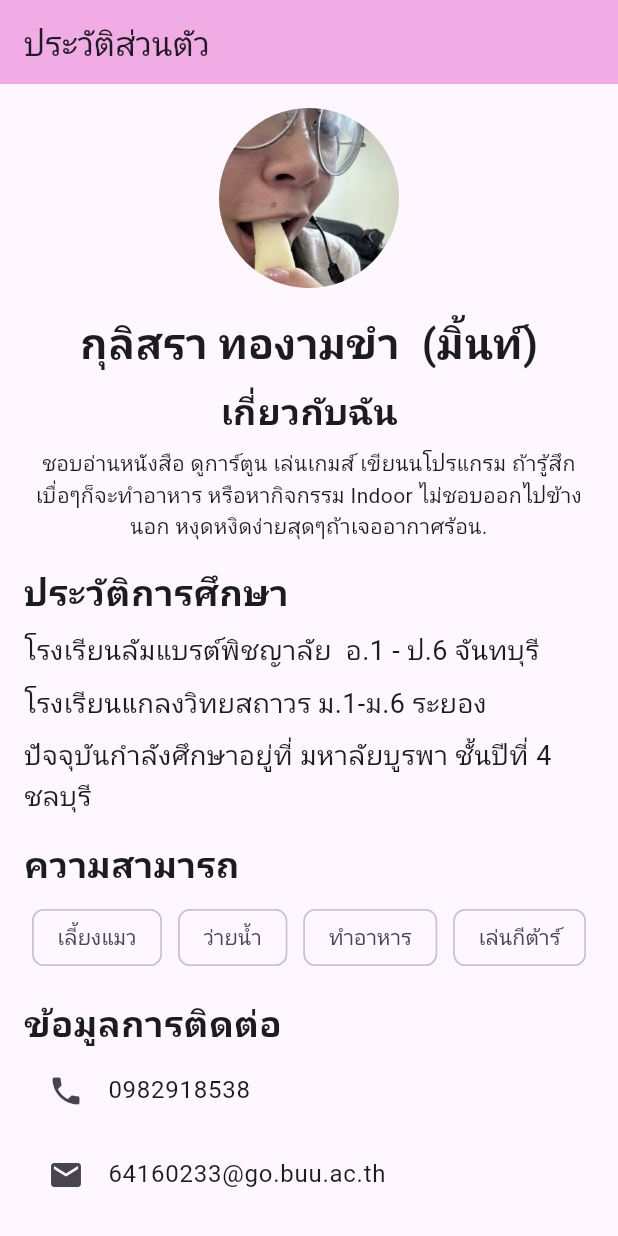
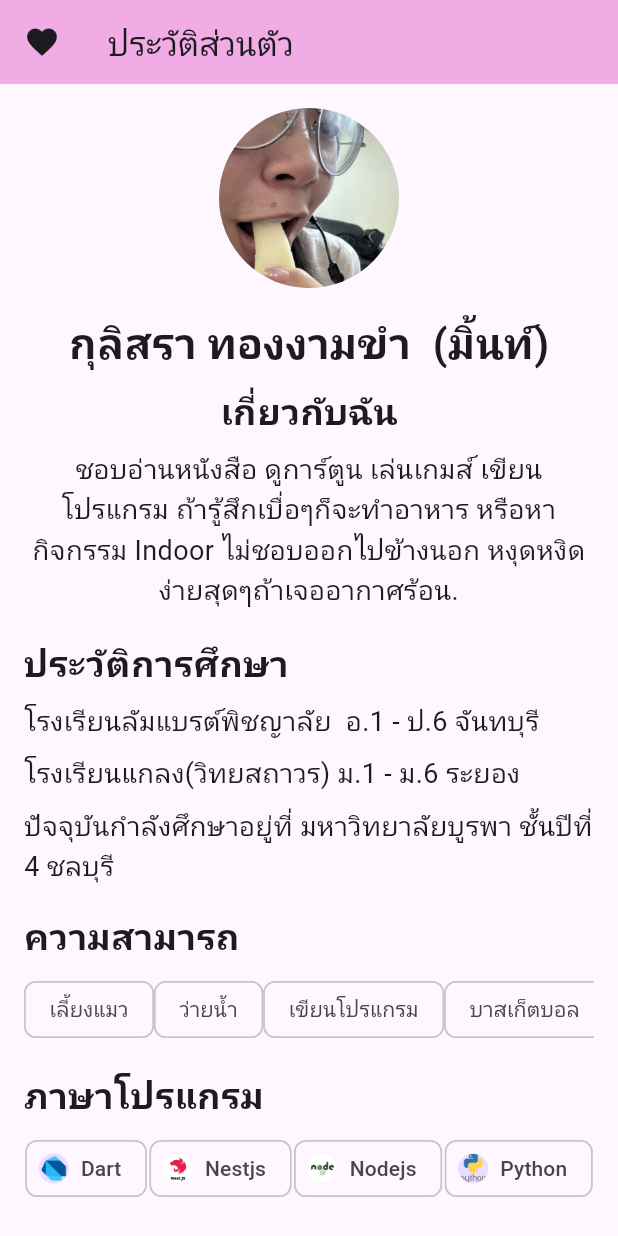
Before and after one commit to Milarize/Portfolio, a Flutter app: the screen it shows after launch, on a phone screen of 412 x 824 dp. Run offline on Flutter 3.47's test engine with Material 3 defaults, Android fonts, the phone set to English and light mode, and no system bars.

Commit message:
Debug_FinalCheck

```diff
--- a/lib/main.dart
+++ b/lib/main.dart
@@ -14,6 +14,7 @@ class MainApp extends StatelessWidget {
     );
   }
 }
+
 class Portfolio extends StatelessWidget {
   const Portfolio({Key? key}) : super(key: key);
 
@@ -22,6 +23,7 @@ class Portfolio extends StatelessWidget {
     return Scaffold(
       appBar: AppBar(
         title: Text('ประวัติส่วนตัว'),
+        leading: Icon(Icons.favorite),
         backgroundColor: Color.fromARGB(255, 241, 172, 230),
       ),
       body: Padding(
@@ -36,11 +38,10 @@ class Portfolio extends StatelessWidget {
                   backgroundImage: AssetImage('images/profile.jpg'),
                 ),
               ),
-
               SizedBox(height: 16),
               Center(
                 child: Text(
-                  'กุลิสรา ทองามขำ  (มิ้นท์)',
+                  'กุลิสรา ทองงามขำ  (มิ้นท์)',
                   style: TextStyle(
                     fontSize: 28,
                     fontWeight: FontWeight.bold,
@@ -59,10 +60,13 @@ class Portfolio extends StatelessWidget {
               ),
               SizedBox(height: 8),
               Text(
-                'ชอบอ่านหนังสือ ดูการ์ตูน เล่นเกมส์ เขียนนโปรแกรม ถ้ารู้สึกเบื่อๆก็จะทำอาหาร หรือหากิจกรรม Indoor ไม่ชอบออกไปข้างนอก หงุดหงิดง่ายสุดๆถ้าเจออากาศร้อน.',
+                'ชอบอ่านหนังสือ ดูการ์ตูน เล่นเกมส์ เขียนโปรแกรม ถ้ารู้สึกเบื่อๆก็จะทำอาหาร หรือหากิจกรรม Indoor ไม่ชอบออกไปข้างนอก หงุดหงิดง่ายสุดๆถ้าเจออากาศร้อน.',
+                style: TextStyle(
+                  fontSize: 18,
+                ),
                 textAlign: TextAlign.center,
               ),
-              SizedBox(height: 16),
+              SizedBox(height: 18),
               Text(
                 'ประวัติการศึกษา',
                 style: TextStyle(
@@ -79,14 +83,14 @@ class Portfolio extends StatelessWidget {
               ),
               SizedBox(height: 8),
               Text(
-                'โรงเรียนแกลงวิทยสถาวร ม.1-ม.6 ระยอง',
+                'โรงเรียนแกลง(วิทยสถาวร) ม.1 - ม.6 ระยอง',
                 style: TextStyle(
                   fontSize: 18,
                 ),
               ),
               SizedBox(height: 8),
               Text(
-                'ปัจจุบันกำลังศึกษาอยู่ที่ มหาลัยบูรพา ชั้นปีที่ 4 ชลบุรี',
+                'ปัจจุบันกำลังศึกษาอยู่ที่ มหาวิทยาลัยบูรพา ชั้นปีที่ 4 ชลบุรี',
                 style: TextStyle(
                   fontSize: 18,
                 ),
@@ -105,11 +109,48 @@ class Portfolio extends StatelessWidget {
                 children: [
                   Chip(label: Text('เลี้ยงแมว')),
                   Chip(label: Text('ว่ายน้ำ')),
-                  Chip(label: Text('ทำอาหาร')),
-                  Chip(label: Text('เล่นกีต้าร์')),
+                  Chip(label: Text('เขียนโปรแกรม')),
+                  Chip(label: Text('บาสเก็ตบอล')),
                 ],
               ),
-
+              SizedBox(height: 16),
+              Text(
+                'ภาษาโปรแกรม',
+                style: TextStyle(
+                  fontSize: 24,
+                  fontWeight: FontWeight.bold,
+                ),
+              ),
+              SizedBox(height: 8),
+              Row(
+                mainAxisAlignment: MainAxisAlignment.spaceAround,
+                children: [
+                  Chip(
+                    avatar: CircleAvatar(
+                      backgroundImage: AssetImage('images/dart4.png'),
+                    ),
+                    label: Text('Dart'),
+                  ),
+                  Chip(
+                    avatar: CircleAvatar(
+                      backgroundImage: AssetImage('images/nest.jpg'),
+                    ),
+                    label: Text('Nestjs'),
+                  ),
+                  Chip(
+                    avatar: CircleAvatar(
+                      backgroundImage: AssetImage('images/unnamed.jpg'),
+                    ),
+                    label: Text('Nodejs'),
+                  ),
+                  Chip(
+                    avatar: CircleAvatar(
+                      backgroundImage: AssetImage('images/Python.png'),
+                    ),
+                    label: Text('Python'),
+                  ),
+                ],
+              ),
               SizedBox(height: 16),
               Text(
                 'ข้อมูลการติดต่อ',
@@ -119,11 +160,11 @@ class Portfolio extends StatelessWidget {
                 ),
               ),
               ListTile(
-                title:Text('0982918538'),
+                title: Text('0982918538'),
                 leading: Icon(Icons.phone),
               ),
               ListTile(
-                title:Text('64160233@go.buu.ac.th'),
+                title: Text('64160233@go.buu.ac.th'),
                 leading: Icon(Icons.email),
               )
             ],
```
Also changed, not shown: images/Python.png (added), images/dart4.png (added), images/nest.jpg (added), images/unnamed.jpg (added). Lines whose indentation alone changed are shown as unchanged.
